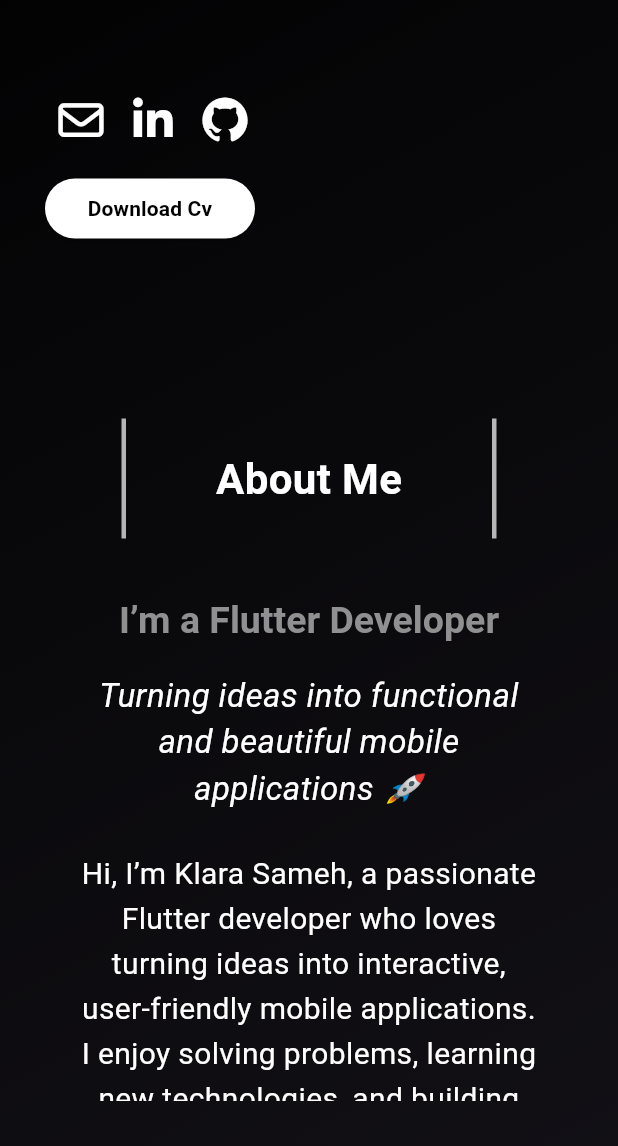
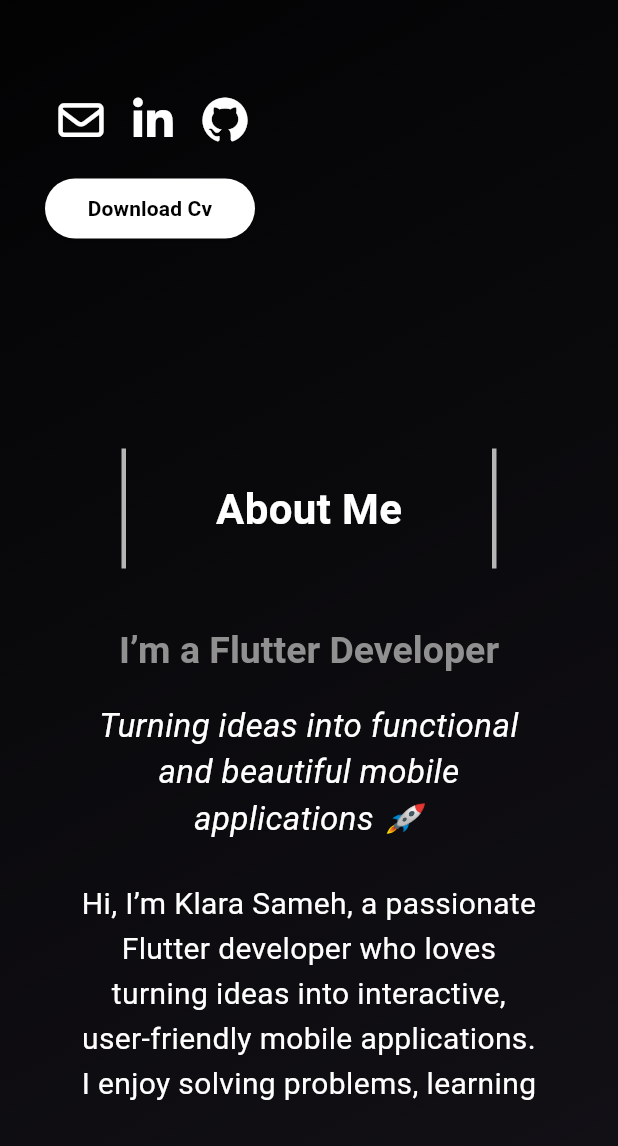
Before and after one commit to klarasameh1/Portfolio, a Flutter app: the screen it shows after launch, scrolled down 576 dp, on a phone screen of 412 x 824 dp, the part 90-1236 px from its top. Run offline on Flutter 3.47's test engine with Material 3 defaults, Android fonts, the phone set to English and light mode, and no system bars; drawn by our look-alikes of animated_text_kit; our stand-ins replace font_awesome_flutter.

Commit message:
updated in spacing between sections

```diff
--- a/lib/pages/Home/homePage.dart
+++ b/lib/pages/Home/homePage.dart
@@ -88,13 +88,13 @@ class _HomePageState extends State<HomePage> {
                   ],
                 ),
 
-                const SizedBox(height: 80),
+                const SizedBox(height: 100),
                 AboutPage(key: navbarKeys[1],),
 
-                const SizedBox(height: 80),
+                const SizedBox(height: 100),
                 SkillsPage(key: navbarKeys[2],),
 
-                const SizedBox(height: 80),
+                const SizedBox(height: 100),
                 ProjectsPage(key: navbarKeys[3],),
               ],
             ),
```
